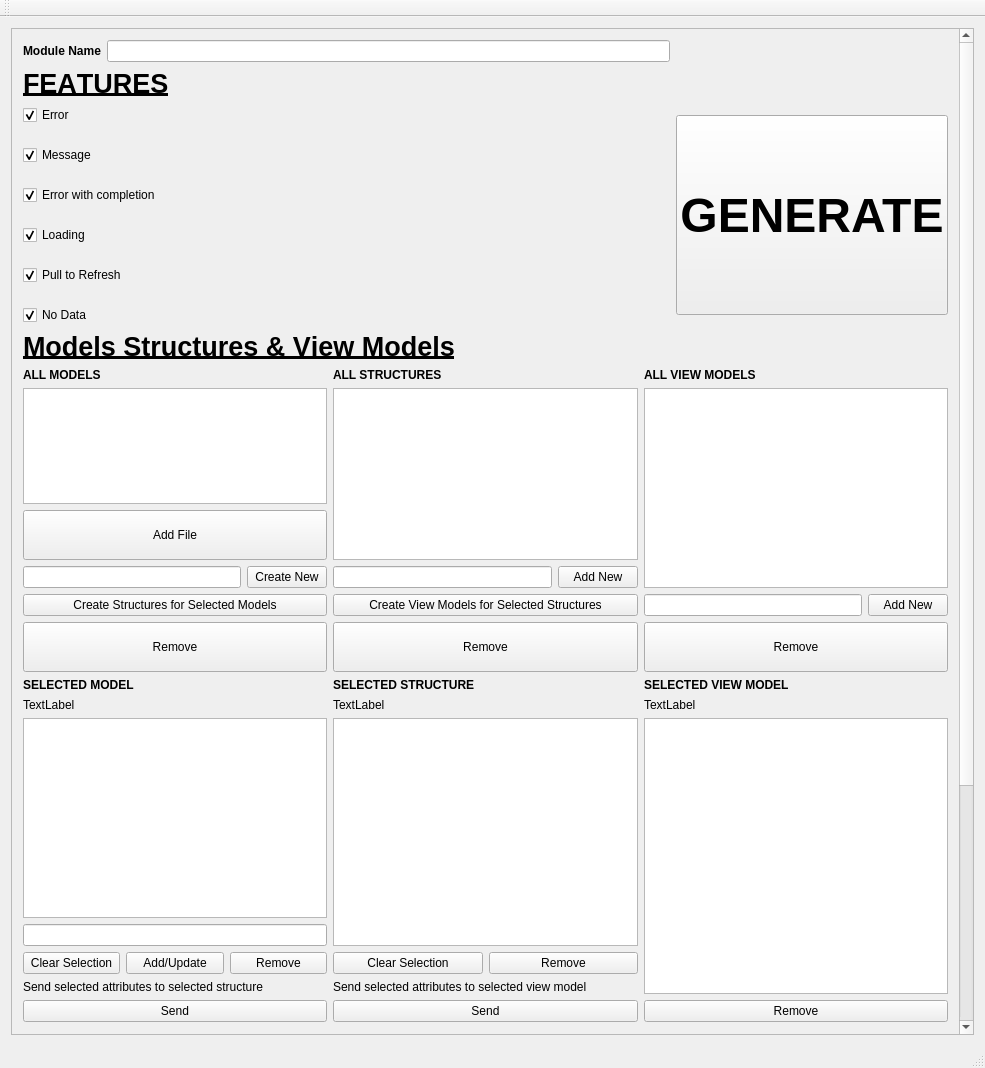
First picture: the form in mainwindow.ui, repository bibekdari/viperArchitectureGenerator, before the edit.
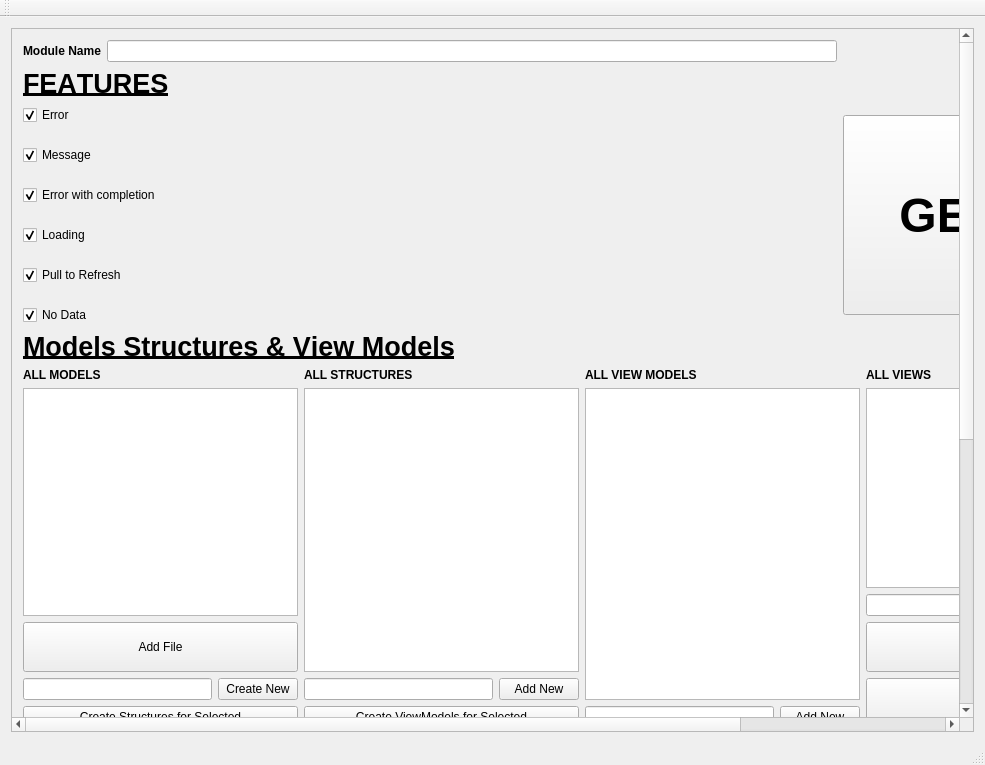
Second picture: the form after the edit.

Commit message: add remove views

Patch:
```diff
--- a/mainwindow.ui
+++ b/mainwindow.ui
@@ -7,7 +7,7 @@
     <x>0</x>
     <y>0</y>
     <width>985</width>
-    <height>1068</height>
+    <height>765</height>
    </rect>
   </property>
   <property name="windowTitle">
@@ -23,50 +23,33 @@
       <widget class="QWidget" name="scrollAreaWidgetContents">
        <property name="geometry">
         <rect>
-         <x>0</x>
-         <y>-334</y>
-         <width>944</width>
-         <height>1410</height>
+         <x>-289</x>
+         <y>-142</y>
+         <width>1233</width>
+         <height>1217</height>
         </rect>
        </property>
        <layout class="QGridLayout" name="gridLayout_2">
-        <item row="1" column="0" colspan="2">
-         <widget class="QLabel" name="label_17">
+        <item row="2" column="2">
+         <widget class="QPushButton" name="pushButton_14">
+          <property name="minimumSize">
+           <size>
+            <width>0</width>
+            <height>200</height>
+           </size>
+          </property>
           <property name="font">
            <font>
-            <pointsize>20</pointsize>
+            <pointsize>36</pointsize>
             <weight>75</weight>
-            <italic>false</italic>
             <bold>true</bold>
-            <underline>true</underline>
-            <kerning>false</kerning>
            </font>
           </property>
           <property name="text">
-           <string>FEATURES</string>
+           <string>GENERATE</string>
           </property>
          </widget>
         </item>
-        <item row="0" column="0" colspan="2">
-         <layout class="QHBoxLayout" name="horizontalLayout">
-          <item>
-           <widget class="QLabel" name="label">
-            <property name="font">
-             <font>
-              <weight>75</weight>
-              <bold>true</bold>
-             </font>
-            </property>
-            <property name="text">
-             <string>Module Name</string>
-            </property>
-           </widget>
-          </item>
-          <item>
-           <widget class="QLineEdit" name="moduleName"/>
-          </item>
-         </layout>
-        </item>
         <item row="2" column="0">
          <layout class="QVBoxLayout" name="verticalLayout">
           <property name="spacing">
@@ -137,235 +120,8 @@
           </item>
          </layout>
         </item>
-        <item row="4" column="0" colspan="3">
-         <layout class="QHBoxLayout" name="horizontalLayout_8">
-          <item>
-           <layout class="QVBoxLayout" name="verticalLayout_12">
-            <item>
-             <widget class="QLabel" name="label_9">
-              <property name="font">
-               <font>
-                <weight>75</weight>
-                <bold>true</bold>
-               </font>
-              </property>
-              <property name="text">
-               <string>ALL MODELS</string>
-              </property>
-             </widget>
-            </item>
-            <item>
-             <widget class="QListWidget" name="listWidgetAllModels">
-              <property name="alternatingRowColors">
-               <bool>true</bool>
-              </property>
-              <property name="selectionMode">
-               <enum>QAbstractItemView::ExtendedSelection</enum>
-              </property>
-             </widget>
-            </item>
-            <item>
-             <widget class="QPushButton" name="pushButtonAddModelFile">
-              <property name="minimumSize">
-               <size>
-                <width>0</width>
-                <height>50</height>
-               </size>
-              </property>
-              <property name="maximumSize">
-               <size>
-                <width>16777215</width>
-                <height>16777215</height>
-               </size>
-              </property>
-              <property name="text">
-               <string>Add File</string>
-              </property>
-             </widget>
-            </item>
-            <item>
-             <layout class="QHBoxLayout" name="horizontalLayout_14">
-              <item>
-               <widget class="QLineEdit" name="lineEditNewModelName"/>
-              </item>
-              <item>
-               <widget class="QPushButton" name="pushButtonCreateNewModel">
-                <property name="text">
-                 <string>Create New</string>
-                </property>
-               </widget>
-              </item>
-             </layout>
-            </item>
-            <item>
-             <widget class="QPushButton" name="pushButtonCreateStructureForSelectedModels">
-              <property name="text">
-               <string>Create Structures for Selected Models</string>
-              </property>
-             </widget>
-            </item>
-            <item>
-             <layout class="QHBoxLayout" name="horizontalLayout_9">
-              <item>
-               <widget class="QPushButton" name="pushButtonRemoveModel">
-                <property name="minimumSize">
-                 <size>
-                  <width>0</width>
-                  <height>50</height>
-                 </size>
-                </property>
-                <property name="maximumSize">
-                 <size>
-                  <width>16777215</width>
-                  <height>16777215</height>
-                 </size>
-                </property>
-                <property name="text">
-                 <string>Remove</string>
-                </property>
-               </widget>
-              </item>
-             </layout>
-            </item>
-           </layout>
-          </item>
-          <item>
-           <layout class="QVBoxLayout" name="verticalLayout_11">
-            <item>
-             <widget class="QLabel" name="label_10">
-              <property name="font">
-               <font>
-                <weight>75</weight>
-                <bold>true</bold>
-               </font>
-              </property>
-              <property name="text">
-               <string>ALL STRUCTURES</string>
-              </property>
-             </widget>
-            </item>
-            <item>
-             <widget class="QListWidget" name="listWidgetAllStructures">
-              <property name="alternatingRowColors">
-               <bool>true</bool>
-              </property>
-              <property name="selectionMode">
-               <enum>QAbstractItemView::ExtendedSelection</enum>
-              </property>
-             </widget>
-            </item>
-            <item>
-             <layout class="QHBoxLayout" name="horizontalLayout_2">
-              <item>
-               <widget class="QLineEdit" name="lineEditNewStructureName"/>
-              </item>
-              <item>
-               <widget class="QPushButton" name="pushButtonCreateNewStructure">
-                <property name="text">
-                 <string>Add New</string>
-                </property>
-               </widget>
-              </item>
-             </layout>
-            </item>
-            <item>
-             <widget class="QPushButton" name="pushButtonCreateViewModelForSelectedStructures">
-              <property name="text">
-               <string>Create View Models for Selected Structures</string>
-              </property>
-             </widget>
-            </item>
-            <item>
-             <widget class="QPushButton" name="pushButtonRemoveStructure">
-              <property name="minimumSize">
-               <size>
-                <width>0</width>
-                <height>50</height>
-               </size>
-              </property>
-              <property name="maximumSize">
-               <size>
-                <width>16777215</width>
-                <height>16777215</height>
-               </size>
-              </property>
-              <property name="text">
-               <string>Remove</string>
-              </property>
-             </widget>
-            </item>
-           </layout>
-          </item>
-          <item>
-           <layout class="QVBoxLayout" name="verticalLayout_3">
-            <item>
-             <widget class="QLabel" name="label_11">
-              <property name="font">
-               <font>
-                <weight>75</weight>
-                <bold>true</bold>
-               </font>
-              </property>
-              <property name="text">
-               <string>ALL VIEW MODELS</string>
-              </property>
-             </widget>
-            </item>
-            <item>
-             <widget class="QListWidget" name="listWidgetAllViewModels">
-              <property name="minimumSize">
-               <size>
-                <width>0</width>
-                <height>200</height>
-               </size>
-              </property>
-              <property name="alternatingRowColors">
-               <bool>true</bool>
-              </property>
-              <property name="selectionMode">
-               <enum>QAbstractItemView::ExtendedSelection</enum>
-              </property>
-             </widget>
-            </item>
-            <item>
-             <layout class="QHBoxLayout" name="horizontalLayout_6">
-              <item>
-               <widget class="QLineEdit" name="lineEditNewViewModelName"/>
-              </item>
-              <item>
-               <widget class="QPushButton" name="pushButtonCreateNewViewModel">
-                <property name="text">
-                 <string>Add New</string>
-                </property>
-               </widget>
-              </item>
-             </layout>
-            </item>
-            <item>
-             <widget class="QPushButton" name="pushButtonRemoveViewModel">
-              <property name="minimumSize">
-               <size>
-                <width>0</width>
-                <height>50</height>
-               </size>
-              </property>
-              <property name="maximumSize">
-               <size>
-                <width>16777215</width>
-                <height>16777215</height>
-               </size>
-              </property>
-              <property name="text">
-               <string>Remove</string>
-              </property>
-             </widget>
-            </item>
-           </layout>
-          </item>
-         </layout>
-        </item>
         <item row="6" column="0" colspan="3">
-         <layout class="QHBoxLayout" name="horizontalLayout_3">
+         <layout class="QHBoxLayout" name="horizontalLayout_3" stretch="1,1,1,1">
           <item>
            <layout class="QVBoxLayout" name="verticalLayout_4">
             <item>
@@ -392,7 +148,7 @@
              <widget class="QListWidget" name="listWidgetSelectedModelAttributes">
               <property name="minimumSize">
                <size>
-                <width>0</width>
+                <width>275</width>
                 <height>200</height>
                </size>
               </property>
@@ -412,7 +168,7 @@
               <item>
                <widget class="QPushButton" name="pushButtonClearSelectedModelAttribSelection">
                 <property name="text">
-                 <string>Clear Selection</string>
+                 <string>Clear</string>
                 </property>
                </widget>
               </item>
@@ -423,15 +179,15 @@
                 </property>
                </widget>
               </item>
-              <item>
-               <widget class="QPushButton" name="pushButtonRemoveSelectedAttributes">
-                <property name="text">
-                 <string>Remove</string>
-                </property>
-               </widget>
-              </item>
              </layout>
             </item>
+            <item>
+             <widget class="QPushButton" name="pushButtonRemoveSelectedAttributes">
+              <property name="text">
+               <string>Remove</string>
+              </property>
+             </widget>
+            </item>
             <item>
              <layout class="QVBoxLayout" name="verticalLayout_7">
               <item>
@@ -439,6 +195,9 @@
                 <property name="text">
                  <string>Send selected attributes to selected structure</string>
                 </property>
+                <property name="wordWrap">
+                 <bool>true</bool>
+                </property>
                </widget>
               </item>
               <item>
@@ -476,6 +235,12 @@
             </item>
             <item>
              <widget class="QListWidget" name="listWidgetSelectedStructureAttributes">
+              <property name="minimumSize">
+               <size>
+                <width>275</width>
+                <height>0</height>
+               </size>
+              </property>
               <property name="dragEnabled">
                <bool>true</bool>
               </property>
@@ -498,7 +263,7 @@
               <item>
                <widget class="QPushButton" name="pushButtonClearSelectedStructureAttribSelection">
                 <property name="text">
-                 <string>Clear Selection</string>
+                 <string>Clear</string>
                 </property>
                </widget>
               </item>
@@ -518,6 +283,9 @@
                 <property name="text">
                  <string>Send selected attributes to selected view model</string>
                 </property>
+                <property name="wordWrap">
+                 <bool>true</bool>
+                </property>
                </widget>
               </item>
               <item>
@@ -555,6 +323,12 @@
             </item>
             <item>
              <widget class="QListWidget" name="listWidgetSelectedViewModelAttributes">
+              <property name="minimumSize">
+               <size>
+                <width>275</width>
+                <height>0</height>
+               </size>
+              </property>
               <property name="dragEnabled">
                <bool>true</bool>
               </property>
@@ -573,88 +347,12 @@
              </widget>
             </item>
             <item>
-             <layout class="QHBoxLayout" name="horizontalLayout_5">
-              <item>
-               <widget class="QPushButton" name="pushButtonRemoveViewModelSelectedAttributes">
-                <property name="text">
-                 <string>Remove</string>
-                </property>
-               </widget>
-              </item>
-             </layout>
-            </item>
-           </layout>
-          </item>
-         </layout>
-        </item>
-        <item row="3" column="0">
-         <widget class="QLabel" name="label_18">
-          <property name="font">
-           <font>
-            <pointsize>20</pointsize>
-            <weight>75</weight>
-            <italic>false</italic>
-            <bold>true</bold>
-            <underline>true</underline>
-            <kerning>false</kerning>
-           </font>
-          </property>
-          <property name="text">
-           <string>Models Structures &amp; View Models</string>
-          </property>
-         </widget>
-        </item>
-        <item row="8" column="0" colspan="3">
-         <layout class="QHBoxLayout" name="horizontalLayout_10">
-          <item>
-           <layout class="QVBoxLayout" name="verticalLayout_13">
-            <item>
-             <widget class="QLabel" name="label_12">
-              <property name="font">
-               <font>
-                <weight>75</weight>
-                <bold>true</bold>
-               </font>
-              </property>
+             <widget class="QPushButton" name="pushButtonRemoveViewModelSelectedAttributes">
               <property name="text">
-               <string>CELLS</string>
+               <string>Remove</string>
               </property>
              </widget>
             </item>
-            <item>
-             <widget class="QListWidget" name="listWidget_7">
-              <property name="minimumSize">
-               <size>
-                <width>0</width>
-                <height>200</height>
-               </size>
-              </property>
-              <property name="selectionMode">
-               <enum>QAbstractItemView::ExtendedSelection</enum>
-              </property>
-             </widget>
-            </item>
-            <item>
-             <widget class="QLineEdit" name="lineEdit_4"/>
-            </item>
-            <item>
-             <layout class="QHBoxLayout" name="horizontalLayout_11">
-              <item>
-               <widget class="QPushButton" name="pushButton_5">
-                <property name="text">
-                 <string>Add/Save</string>
-                </property>
-               </widget>
-              </item>
-              <item>
-               <widget class="QPushButton" name="pushButton_6">
-                <property name="text">
-                 <string>Remove</string>
-                </property>
-               </widget>
-              </item>
-             </layout>
-            </item>
            </layout>
           </item>
           <item>
@@ -668,19 +366,25 @@
                </font>
               </property>
               <property name="text">
-               <string>SELECTED CELL/VIEW CONTROLLER</string>
+               <string>SELECTED VIEW</string>
               </property>
              </widget>
             </item>
             <item>
-             <widget class="QLabel" name="label_20">
+             <widget class="QLabel" name="labelSelectedViewName">
               <property name="text">
-               <string>Cell Name</string>
+               <string>Name</string>
               </property>
              </widget>
             </item>
             <item>
-             <widget class="QListWidget" name="listWidget_9">
+             <widget class="QListWidget" name="listWidgetSelectedViewAttributes">
+              <property name="minimumSize">
+               <size>
+                <width>275</width>
+                <height>0</height>
+               </size>
+              </property>
               <property name="dragEnabled">
                <bool>true</bool>
               </property>
@@ -708,14 +412,14 @@
             <item>
              <layout class="QHBoxLayout" name="horizontalLayout_18">
               <item>
-               <widget class="QComboBox" name="comboBox_11">
+               <widget class="QComboBox" name="comboBoxSelectedViewAttributeUIType">
                 <property name="editable">
                  <bool>true</bool>
                 </property>
                </widget>
               </item>
               <item>
-               <widget class="QPushButton" name="pushButton_19">
+               <widget class="QPushButton" name="pushButtonAssignUITypeToSelectedAttribute">
                 <property name="minimumSize">
                  <size>
                   <width>0</width>
@@ -732,9 +436,9 @@
             <item>
              <layout class="QHBoxLayout" name="horizontalLayout_13">
               <item>
-               <widget class="QPushButton" name="pushButton_18">
+               <widget class="QPushButton" name="pushButtonSelectedViewAttribute">
                 <property name="text">
-                 <string>Remove Selected</string>
+                 <string>Remove</string>
                 </property>
                </widget>
               </item>
@@ -742,10 +446,68 @@
             </item>
            </layout>
           </item>
+         </layout>
+        </item>
+        <item row="0" column="0" colspan="2">
+         <layout class="QHBoxLayout" name="horizontalLayout">
           <item>
-           <layout class="QVBoxLayout" name="verticalLayout_15">
+           <widget class="QLabel" name="label">
+            <property name="font">
+             <font>
+              <weight>75</weight>
+              <bold>true</bold>
+             </font>
+            </property>
+            <property name="text">
+             <string>Module Name</string>
+            </property>
+           </widget>
+          </item>
+          <item>
+           <widget class="QLineEdit" name="moduleName"/>
+          </item>
+         </layout>
+        </item>
+        <item row="1" column="0" colspan="2">
+         <widget class="QLabel" name="label_17">
+          <property name="font">
+           <font>
+            <pointsize>20</pointsize>
+            <weight>75</weight>
+            <italic>false</italic>
+            <bold>true</bold>
+            <underline>true</underline>
+            <kerning>false</kerning>
+           </font>
+          </property>
+          <property name="text">
+           <string>FEATURES</string>
+          </property>
+         </widget>
+        </item>
+        <item row="3" column="0">
+         <widget class="QLabel" name="label_18">
+          <property name="font">
+           <font>
+            <pointsize>20</pointsize>
+            <weight>75</weight>
+            <italic>false</italic>
+            <bold>true</bold>
+            <underline>true</underline>
+            <kerning>false</kerning>
+           </font>
+          </property>
+          <property name="text">
+           <string>Models Structures &amp; View Models</string>
+          </property>
+         </widget>
+        </item>
+        <item row="4" column="0" colspan="3">
+         <layout class="QHBoxLayout" name="horizontalLayout_8" stretch="1,1,1,1">
+          <item>
+           <layout class="QVBoxLayout" name="verticalLayout_12">
             <item>
-             <widget class="QLabel" name="label_14">
+             <widget class="QLabel" name="label_9">
               <property name="font">
                <font>
                 <weight>75</weight>
@@ -753,88 +515,344 @@
                </font>
               </property>
               <property name="text">
-               <string>CHOOSE MODEL AND ADD ATTRIBUTES</string>
+               <string>ALL MODELS</string>
               </property>
              </widget>
             </item>
             <item>
-             <widget class="QComboBox" name="comboBox_10">
-              <property name="editable">
+             <widget class="QListWidget" name="listWidgetAllModels">
+              <property name="minimumSize">
+               <size>
+                <width>275</width>
+                <height>0</height>
+               </size>
+              </property>
+              <property name="alternatingRowColors">
                <bool>true</bool>
               </property>
+              <property name="selectionMode">
+               <enum>QAbstractItemView::ExtendedSelection</enum>
+              </property>
              </widget>
             </item>
             <item>
-             <widget class="QListWidget" name="listWidget_8">
-              <property name="dragEnabled">
-               <bool>true</bool>
+             <widget class="QPushButton" name="pushButtonAddModelFile">
+              <property name="minimumSize">
+               <size>
+                <width>0</width>
+                <height>50</height>
+               </size>
               </property>
+              <property name="maximumSize">
+               <size>
+                <width>16777215</width>
+                <height>16777215</height>
+               </size>
+              </property>
+              <property name="text">
+               <string>Add File</string>
+              </property>
+             </widget>
+            </item>
+            <item>
+             <layout class="QHBoxLayout" name="horizontalLayout_14">
+              <item>
+               <widget class="QLineEdit" name="lineEditNewModelName"/>
+              </item>
+              <item>
+               <widget class="QPushButton" name="pushButtonCreateNewModel">
+                <property name="text">
+                 <string>Create New</string>
+                </property>
+               </widget>
+              </item>
+             </layout>
+            </item>
+            <item>
+             <widget class="QPushButton" name="pushButtonCreateStructureForSelectedModels">
+              <property name="text">
+               <string>Create Structures for Selected</string>
+              </property>
+             </widget>
+            </item>
+            <item>
+             <layout class="QHBoxLayout" name="horizontalLayout_9">
+              <item>
+               <widget class="QPushButton" name="pushButtonRemoveModel">
+                <property name="minimumSize">
+                 <size>
+                  <width>0</width>
+                  <height>50</height>
+                 </size>
+                </property>
+                <property name="maximumSize">
+                 <size>
+                  <width>16777215</width>
+                  <height>16777215</height>
+                 </size>
+                </property>
+                <property name="text">
+                 <string>Remove</string>
+                </property>
+               </widget>
+              </item>
+             </layout>
+            </item>
+           </layout>
+          </item>
+          <item>
+           <layout class="QVBoxLayout" name="verticalLayout_11">
+            <item>
+             <widget class="QLabel" name="label_10">
+              <property name="font">
+               <font>
+                <weight>75</weight>
+                <bold>true</bold>
+               </font>
+              </property>
+              <property name="text">
+               <string>ALL STRUCTURES</string>
+              </property>
+             </widget>
+            </item>
+            <item>
+             <widget class="QListWidget" name="listWidgetAllStructures">
+              <property name="minimumSize">
+               <size>
+                <width>275</width>
+                <height>0</height>
+               </size>
+              </property>
               <property name="alternatingRowColors">
                <bool>true</bool>
               </property>
               <property name="selectionMode">
                <enum>QAbstractItemView::ExtendedSelection</enum>
               </property>
-              <property name="wordWrap">
-               <bool>true</bool>
+             </widget>
+            </item>
+            <item>
+             <layout class="QHBoxLayout" name="horizontalLayout_2">
+              <item>
+               <widget class="QLineEdit" name="lineEditNewStructureName"/>
+              </item>
+              <item>
+               <widget class="QPushButton" name="pushButtonCreateNewStructure">
+                <property name="text">
+                 <string>Add New</string>
+                </property>
+               </widget>
+              </item>
+             </layout>
+            </item>
+            <item>
+             <widget class="QPushButton" name="pushButtonCreateViewModelForSelectedStructures">
+              <property name="text">
+               <string>Create ViewModels for Selected</string>
               </property>
-              <property name="selectionRectVisible">
+             </widget>
+            </item>
+            <item>
+             <widget class="QPushButton" name="pushButtonRemoveStructure">
+              <property name="minimumSize">
+               <size>
+                <width>0</width>
+                <height>50</height>
+               </size>
+              </property>
+              <property name="maximumSize">
+               <size>
+                <width>16777215</width>
+                <height>16777215</height>
+               </size>
+              </property>
+              <property name="text">
+               <string>Remove</string>
+              </property>
+             </widget>
+            </item>
+           </layout>
+          </item>
+          <item>
+           <layout class="QVBoxLayout" name="verticalLayout_3">
+            <item>
+             <widget class="QLabel" name="label_11">
+              <property name="font">
+               <font>
+                <weight>75</weight>
+                <bold>true</bold>
+               </font>
+              </property>
+              <property name="text">
+               <string>ALL VIEW MODELS</string>
+              </property>
+             </widget>
+            </item>
+            <item>
+             <widget class="QListWidget" name="listWidgetAllViewModels">
+              <property name="minimumSize">
+               <size>
+                <width>275</width>
+                <height>200</height>
+               </size>
+              </property>
+              <property name="alternatingRowColors">
                <bool>true</bool>
               </property>
+              <property name="selectionMode">
+               <enum>QAbstractItemView::ExtendedSelection</enum>
+              </property>
              </widget>
             </item>
             <item>
-             <layout class="QHBoxLayout" name="horizontalLayout_12">
+             <layout class="QHBoxLayout" name="horizontalLayout_6">
               <item>
-               <widget class="QPushButton" name="pushButton_15">
+               <widget class="QLineEdit" name="lineEditNewViewModelName"/>
+              </item>
+              <item>
+               <widget class="QPushButton" name="pushButtonCreateNewViewModel">
                 <property name="text">
-                 <string>Choose</string>
+                 <string>Add New</string>
                 </property>
                </widget>
               </item>
              </layout>
             </item>
+            <item>
+             <widget class="QPushButton" name="pushButtonRemoveViewModel">
+              <property name="minimumSize">
+               <size>
+                <width>0</width>
+                <height>50</height>
+               </size>
+              </property>
+              <property name="maximumSize">
+               <size>
+                <width>16777215</width>
+                <height>16777215</height>
+               </size>
+              </property>
+              <property name="text">
+               <string>Remove</string>
+              </property>
+             </widget>
+            </item>
            </layout>
           </item>
+          <item>
+           <layout class="QVBoxLayout" name="verticalLayout_9">
+            <item>
+             <widget class="QLabel" name="label_22">
+              <property name="font">
+               <font>
+                <weight>75</weight>
+                <bold>true</bold>
+               </font>
+              </property>
+              <property name="text">
+               <string>ALL VIEWS</string>
+              </property>
+             </widget>
+            </item>
+            <item>
+             <widget class="QListWidget" name="listWidgetAllViews">
+              <property name="minimumSize">
+               <size>
+                <width>275</width>
+                <height>200</height>
+               </size>
+              </property>
+              <property name="alternatingRowColors">
+               <bool>true</bool>
+              </property>
+              <property name="selectionMode">
+               <enum>QAbstractItemView::SingleSelection</enum>
+              </property>
+             </widget>
+            </item>
+            <item>
+             <layout class="QHBoxLayout" name="horizontalLayout_15" stretch="1,1">
+              <item>
+               <widget class="QLineEdit" name="lineEditNewViewName"/>
+              </item>
+              <item>
+               <widget class="QComboBox" name="comboBoxViewType">
+                <property name="autoFillBackground">
+                 <bool>true</bool>
+                </property>
+               </widget>
+              </item>
+             </layout>
+            </item>
+            <item>
+             <widget class="QPushButton" name="pushButtonCreateNewView">
+              <property name="minimumSize">
+               <size>
+                <width>0</width>
+                <height>50</height>
+               </size>
+              </property>
+              <property name="text">
+               <string>Add New</string>
+              </property>
+             </widget>
+            </item>
+            <item>
+             <widget class="QPushButton" name="pushButtonRemoveView">
+              <property name="minimumSize">
+               <size>
+                <width>0</width>
+                <height>50</height>
+               </size>
+              </property>
+              <property name="maximumSize">
+               <size>
+                <width>16777215</width>
+                <height>16777215</height>
+               </size>
+              </property>
+              <property name="font">
+               <font>
+                <weight>50</weight>
+                <bold>false</bold>
+               </font>
+              </property>
+              <property name="text">
+               <string>Remove</string>
+              </property>
+             </widget>
+            </item>
+            <item>
+             <widget class="QPushButton" name="pushButtonSendSelectedStructureAttribsToSelectedViewModel_2">
+              <property name="minimumSize">
+               <size>
+                <width>0</width>
+                <height>50</height>
+               </size>
+              </property>
+              <property name="maximumSize">
+               <size>
+                <width>16777215</width>
+                <height>16777215</height>
+               </size>
+              </property>
+              <property name="font">
+               <font>
+                <pointsize>13</pointsize>
+                <weight>75</weight>
+                <bold>true</bold>
+                <kerning>false</kerning>
+               </font>
+              </property>
+              <property name="text">
+               <string>Bind selected view model to selected View</string>
+              </property>
+             </widget>
+            </item>
+           </layout>
+          </item>
          </layout>
         </item>
-        <item row="7" column="0">
-         <widget class="QLabel" name="label_19">
-          <property name="font">
-           <font>
-            <pointsize>20</pointsize>
-            <weight>75</weight>
-            <italic>false</italic>
-            <bold>true</bold>
-            <underline>true</underline>
-            <kerning>false</kerning>
-           </font>
-          </property>
-          <property name="text">
-           <string>CELLS AND VIEW CONTROLLER</string>
-          </property>
-         </widget>
-        </item>
-        <item row="2" column="2">
-         <widget class="QPushButton" name="pushButton_14">
-          <property name="minimumSize">
-           <size>
-            <width>0</width>
-            <height>200</height>
-           </size>
-          </property>
-          <property name="font">
-           <font>
-            <pointsize>36</pointsize>
-            <weight>75</weight>
-            <bold>true</bold>
-           </font>
-          </property>
-          <property name="text">
-           <string>GENERATE</string>
-          </property>
-         </widget>
-        </item>
        </layout>
       </widget>
      </widget>
```
The commit also changes 4 other files.
